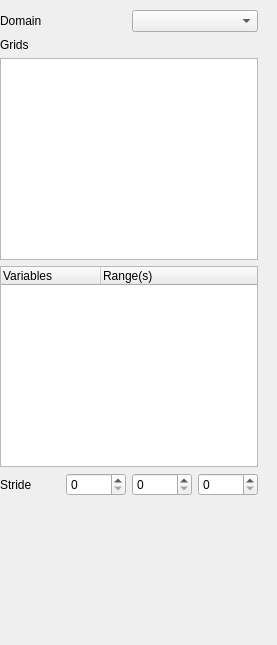
Qt form Qt/Components/Resources/UI/pqXDMFPanel.ui (wildmichael/ParaView3-enhancements-old) before a commit.
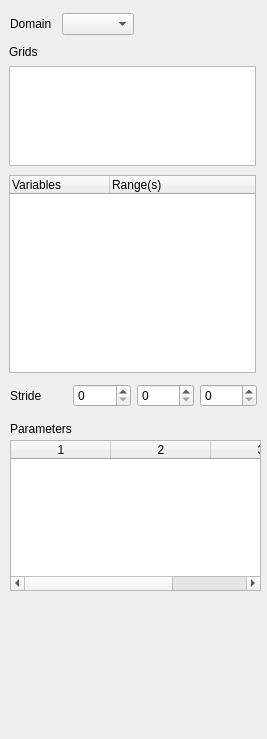
The same form after that commit. Custom widgets are drawn as their Qt base class.

Commit message: ENH: add the parameter contoling widgets.

```diff
--- a/Qt/Components/Resources/UI/pqXDMFPanel.ui
+++ b/Qt/Components/Resources/UI/pqXDMFPanel.ui
@@ -5,8 +5,8 @@
    <rect>
     <x>0</x>
     <y>0</y>
-    <width>277</width>
-    <height>645</height>
+    <width>267</width>
+    <height>739</height>
    </rect>
   </property>
   <property name="sizePolicy" >
@@ -20,23 +20,15 @@
   <property name="windowTitle" >
    <string>Form</string>
   </property>
-  <widget class="QWidget" name="" >
+  <widget class="QWidget" name="layoutWidget" >
    <property name="geometry" >
     <rect>
-     <x>0</x>
+     <x>10</x>
      <y>10</y>
-     <width>258</width>
-     <height>486</height>
+     <width>124</width>
+     <height>28</height>
     </rect>
    </property>
-   <layout class="QVBoxLayout" >
-    <property name="margin" >
-     <number>0</number>
-    </property>
-    <property name="spacing" >
-     <number>6</number>
-    </property>
-    <item>
      <layout class="QHBoxLayout" >
       <property name="margin" >
        <number>0</number>
@@ -55,23 +47,76 @@
        <widget class="QComboBox" name="DomainNames" />
       </item>
      </layout>
-    </item>
-    <item>
+  </widget>
      <widget class="QLabel" name="label_2" >
+   <property name="geometry" >
+    <rect>
+     <x>9</x>
+     <y>43</y>
+     <width>247</width>
+     <height>17</height>
+    </rect>
+   </property>
       <property name="text" >
        <string>Grids</string>
       </property>
      </widget>
+  <widget class="QWidget" name="layoutWidget" >
+   <property name="geometry" >
+    <rect>
+     <x>10</x>
+     <y>380</y>
+     <width>247</width>
+     <height>31</height>
+    </rect>
+   </property>
+   <layout class="QHBoxLayout" >
+    <property name="margin" >
+     <number>0</number>
+    </property>
+    <property name="spacing" >
+     <number>6</number>
+    </property>
+    <item>
+     <widget class="QLabel" name="label_5" >
+      <property name="text" >
+       <string>Stride</string>
+      </property>
+     </widget>
     </item>
     <item>
+     <widget class="QSpinBox" name="Stride:0" />
+    </item>
+    <item>
+     <widget class="QSpinBox" name="Stride:1" />
+    </item>
+    <item>
+     <widget class="QSpinBox" name="Stride:2" />
+    </item>
+   </layout>
+  </widget>
      <widget class="QListWidget" name="GridNames" >
+   <property name="geometry" >
+    <rect>
+     <x>9</x>
+     <y>66</y>
+     <width>247</width>
+     <height>100</height>
+    </rect>
+   </property>
       <property name="selectionMode" >
        <enum>QAbstractItemView::MultiSelection</enum>
       </property>
      </widget>
-    </item>
-    <item>
      <widget class="pqSelectionTreeWidget" name="Variables" >
+   <property name="geometry" >
+    <rect>
+     <x>9</x>
+     <y>175</y>
+     <width>247</width>
+     <height>198</height>
+    </rect>
+   </property>
       <property name="minimumSize" >
        <size>
         <width>0</width>
@@ -92,34 +137,37 @@
        </property>
       </column>
      </widget>
-    </item>
-    <item>
-     <layout class="QHBoxLayout" >
-      <property name="margin" >
-       <number>0</number>
-      </property>
-      <property name="spacing" >
-       <number>6</number>
-      </property>
-      <item>
-       <widget class="QLabel" name="label_5" >
+  <widget class="QLabel" name="Parameters_label" >
+   <property name="geometry" >
+    <rect>
+     <x>10</x>
+     <y>420</y>
+     <width>247</width>
+     <height>17</height>
+    </rect>
+   </property>
         <property name="text" >
-         <string>Stride</string>
-        </property>
-       </widget>
-      </item>
-      <item>
-       <widget class="QSpinBox" name="Stride:0" />
-      </item>
-      <item>
-       <widget class="QSpinBox" name="Stride:1" />
-      </item>
-      <item>
-       <widget class="QSpinBox" name="Stride:2" />
-      </item>
-     </layout>
-    </item>
-   </layout>
+    <string>Parameters</string>
+   </property>
+  </widget>
+  <widget class="QTableWidget" name="Parameters" >
+   <property name="geometry" >
+    <rect>
+     <x>10</x>
+     <y>440</y>
+     <width>251</width>
+     <height>151</height>
+    </rect>
+   </property>
+   <property name="autoFillBackground" >
+    <bool>true</bool>
+   </property>
+   <property name="columnCount" >
+    <number>3</number>
+   </property>
+   <column/>
+   <column/>
+   <column/>
   </widget>
  </widget>
  <customwidgets>
```
Lines whose indentation alone changed are shown as unchanged.
